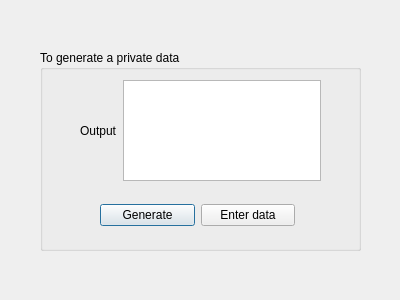
This is Personal_data/firstwindow.ui in ProjectTeamfitkb/Project_Work as Qt 5 draws it before an edit. The edited form follows.
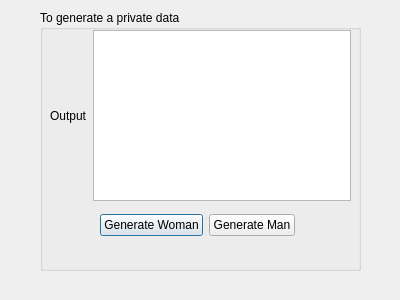
This is the edited form.

Diff of the .ui file:
```diff
--- a/Personal_data/firstwindow.ui
+++ b/Personal_data/firstwindow.ui
@@ -17,19 +17,19 @@
    <property name="geometry">
     <rect>
      <x>40</x>
-     <y>50</y>
+     <y>10</y>
      <width>321</width>
-     <height>201</height>
+     <height>261</height>
     </rect>
    </property>
    <property name="title">
     <string>To generate a private data</string>
    </property>
-   <widget class="QWidget" name="">
+   <widget class="QWidget" name="layoutWidget">
     <property name="geometry">
      <rect>
       <x>60</x>
-      <y>150</y>
+      <y>200</y>
       <width>195</width>
       <height>30</height>
      </rect>
@@ -38,26 +38,26 @@
      <item>
       <widget class="QPushButton" name="pushButton">
        <property name="text">
-        <string>Generate</string>
+        <string>Generate Woman</string>
        </property>
       </widget>
      </item>
      <item>
       <widget class="QPushButton" name="pushButton_2">
        <property name="text">
-        <string>Enter data</string>
+        <string>Generate Man</string>
        </property>
       </widget>
      </item>
     </layout>
    </widget>
-   <widget class="QWidget" name="">
+   <widget class="QWidget" name="layoutWidget">
     <property name="geometry">
      <rect>
-      <x>40</x>
-      <y>30</y>
-      <width>241</width>
-      <height>101</height>
+      <x>10</x>
+      <y>20</y>
+      <width>301</width>
+      <height>171</height>
      </rect>
     </property>
     <layout class="QHBoxLayout" name="horizontalLayout_2">
```
